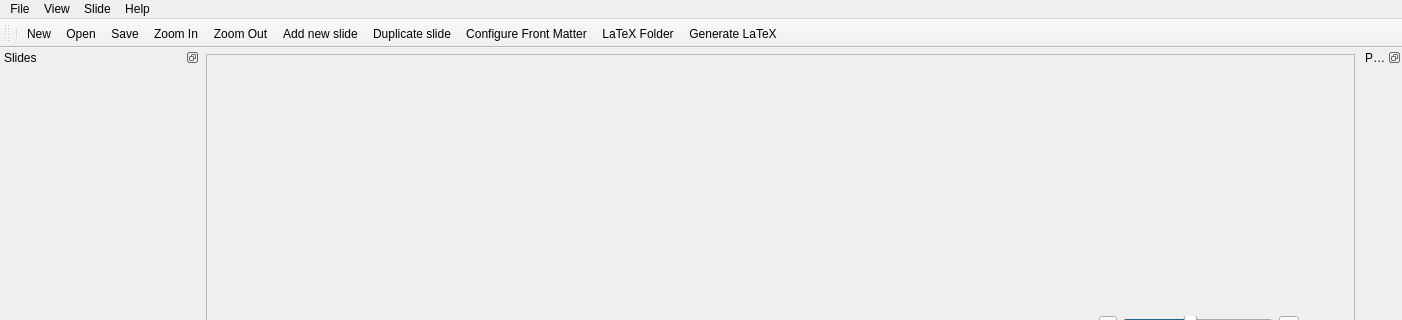
Qt form gui/MainWindow.ui (acroper/BeamerQt) before a commit; both pictures show x 0 to 1402 and y 0 to 320 of the 1402 by 621 pixel window.
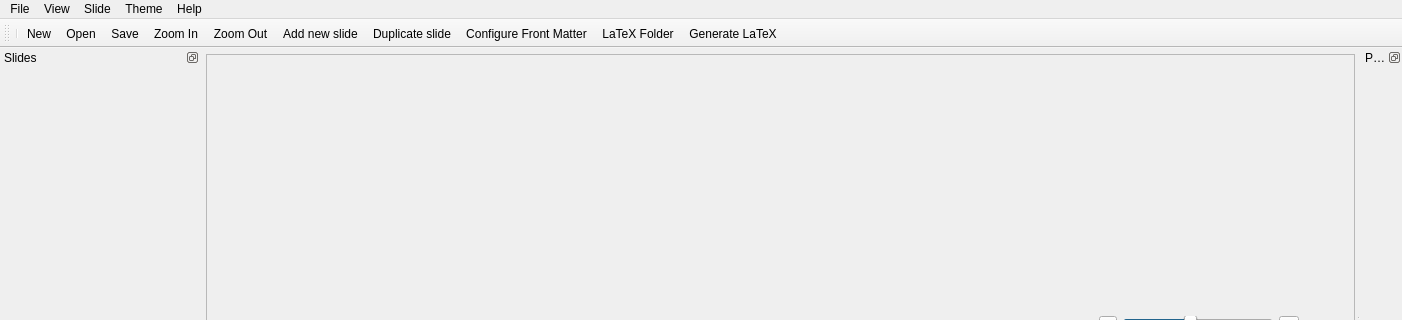
The same form after that commit. Icons and pictures are not drawn.

The edit to the form file:
```diff
--- a/gui/MainWindow.ui
+++ b/gui/MainWindow.ui
@@ -224,9 +224,16 @@
     <addaction name="actionPaste_Slide"/>
     <addaction name="actionDelete_Slide"/>
    </widget>
+   <widget class="QMenu" name="menuTheme">
+    <property name="title">
+     <string>Theme</string>
+    </property>
+    <addaction name="actionOpen_Theme_Editor"/>
+   </widget>
    <addaction name="menuFile"/>
    <addaction name="menuView"/>
    <addaction name="menuSlide"/>
+   <addaction name="menuTheme"/>
    <addaction name="menuHelp"/>
   </widget>
   <widget class="QStatusBar" name="statusbar"/>
```
Left out of the diff: 5 changed lines with no effect on the pictures.
